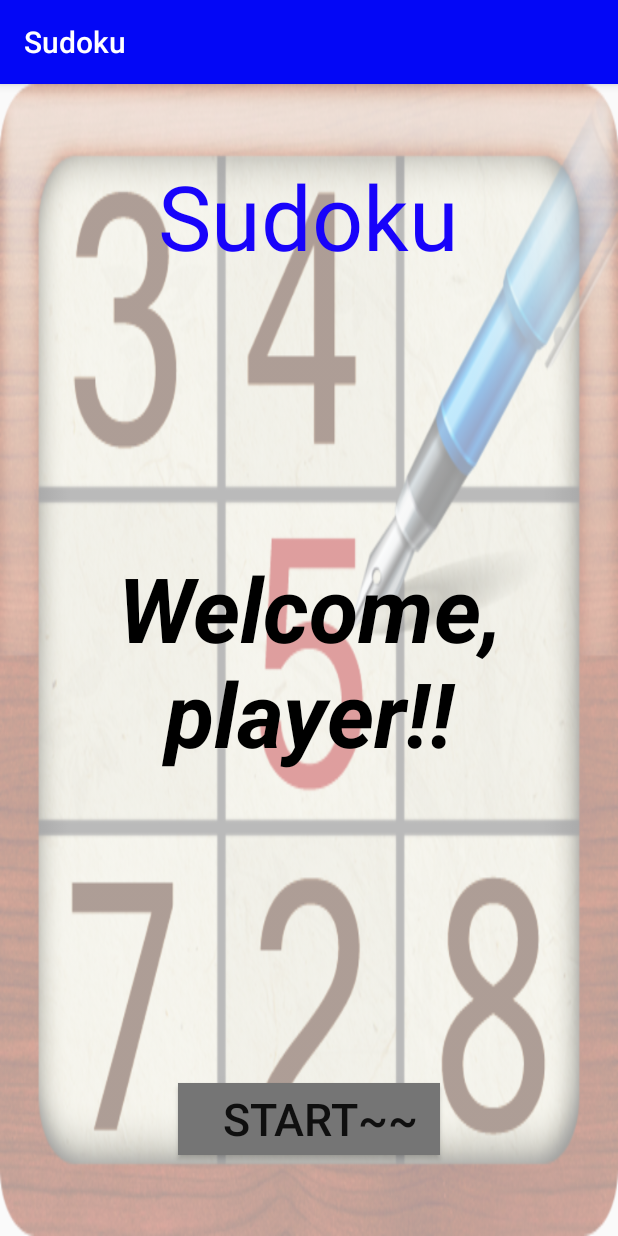
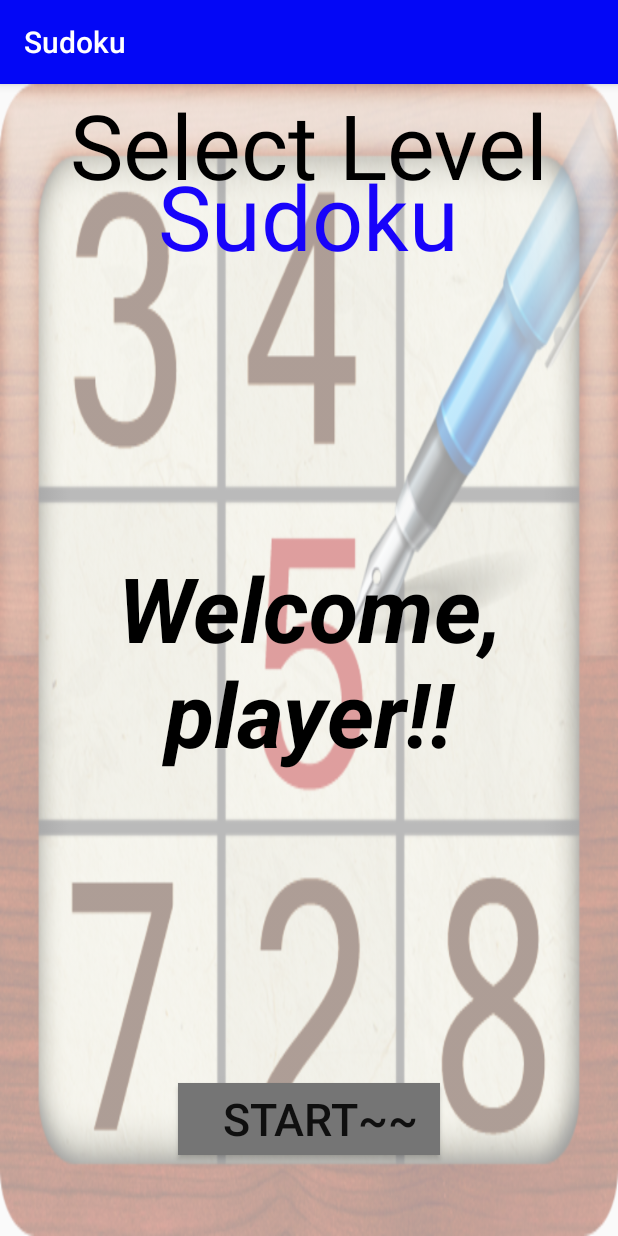
Before and after one commit to xdubzxxreaperx/sudoku, an Android app: the screen it shows after launch (MainActivity), on a phone screen of 412 x 824 dp. Run offline under Robolectric (Android 15) with nearby library versions, the phone set to English and light mode, and no system bars.

Commit message:
Merged conflicts

```diff
--- a/Sudoku/app/src/main/res/layout/activity_main.xml
+++ b/Sudoku/app/src/main/res/layout/activity_main.xml
@@ -3,35 +3,35 @@
     xmlns:tools="http://schemas.android.com/tools"
     android:layout_width="wrap_content"
     android:layout_height="match_parent"
+    android:layout_margin="0dp"
     android:paddingBottom="@dimen/activity_vertical_margin"
     android:paddingLeft="@dimen/activity_horizontal_margin"
     android:paddingRight="@dimen/activity_horizontal_margin"
     android:paddingTop="@dimen/activity_vertical_margin"
-    android:layout_margin="0dp"
     tools:context="com.example.s2012088.sudoku.MainActivity">
 
     <ImageView
         android:layout_width="match_parent"
         android:layout_height="match_parent"
-        android:src="@drawable/sudoku_icon"
+        android:alpha="0.4"
         android:scaleType="fitXY"
-        android:alpha="0.4"/>
+        android:src="@drawable/sudoku_icon" />
 
     <TextView
+        android:id="@+id/textView"
         android:layout_width="wrap_content"
         android:layout_height="wrap_content"
-        android:text="Sudoku"
-        android:textSize="60dp"
-        android:id="@+id/textView"
         android:layout_alignParentTop="true"
         android:layout_centerHorizontal="true"
         android:layout_marginTop="47dp"
-        android:textColor="#1803fa"/>
+        android:text="Sudoku"
+        android:textColor="#1803fa"
+        android:textSize="60dp" />
 
     <ImageView
+        android:id="@+id/imageView"
         android:layout_width="wrap_content"
         android:layout_height="wrap_content"
-        android:id="@+id/imageView"
         android:layout_below="@+id/textView"
         android:layout_centerHorizontal="true"
 
@@ -39,44 +39,46 @@
         />
 
     <TextView
+        android:id="@+id/textView2"
         android:layout_width="wrap_content"
-        android:textSize="60dp"
         android:layout_height="wrap_content"
+        android:layout_alignParentStart="true"
+        android:layout_centerVertical="true"
         android:gravity="center"
         android:text="Welcome,  player!!"
-        android:id="@+id/textView2"
+        android:textColor="#000000"
+        android:textSize="60dp"
         android:textStyle="bold|italic"
-        android:theme="@android:style/Animation.Activity"
-        android:textColor="#000000"
-        android:layout_centerVertical="true"
-        android:layout_alignParentStart="true" />
+        android:theme="@android:style/Animation.Activity" />
 
     <Button
+        android:id="@+id/button1"
         android:layout_width="wrap_content"
         android:layout_height="wrap_content"
-        android:text="    START~~  "
-        android:textSize="30dp"
-        android:id="@+id/button1"
+        android:layout_alignParentBottom="true"
+        android:layout_centerHorizontal="true"
+        android:layout_marginBottom="54dp"
         android:background="@color/primary_dark_material_light"
-        android:gravity="center"
 
 
-        android:layout_alignParentBottom="true"
-        android:layout_centerHorizontal="true"
-        android:layout_marginBottom="54dp" />
+        android:gravity="center"
+        android:text="    START~~  "
+        android:textSize="30dp" />
 
 
-
-<!--=======-->
-        <!--android:text="Select Level"-->
-        <!--android:layout_alignParentTop="true"-->
-        <!--android:layout_centerHorizontal="true"-->
-        <!--android:textColor="#000000"-->
-        <!--android:id="@+id/textView" />-->
+    <TextView
+        android:id="@+id/textView_selectLV"
+        android:layout_width="wrap_content"
+        android:layout_height="wrap_content"
+        android:layout_alignParentTop="true"
+        android:layout_centerHorizontal="true"
+        android:text="Select Level"
+        android:textColor="#000000"
+        android:textSize="60dp" />
 
     <ListView
         android:layout_width="match_parent"
         android:layout_height="match_parent"
         android:layout_below="@+id/textView"></ListView>
-<!--&gt;>>>>>> origin/master-->
+
 </RelativeLayout>
```
